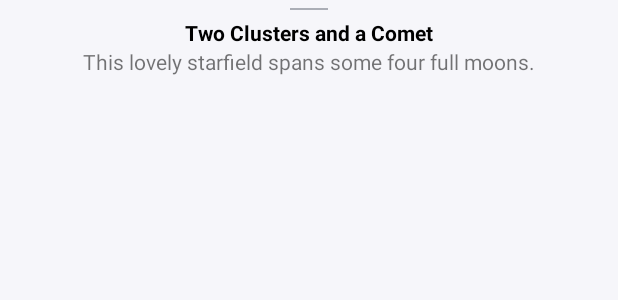
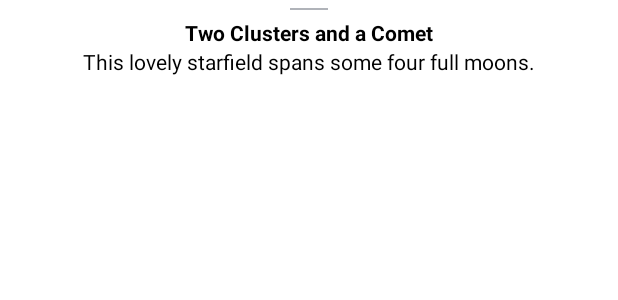
Before and after one commit to Nikita0093/MaterialDesign, an Android app: the layout bottom_sheet_dialog_fragment.xml on its own in the app's theme, with its tools: preview values and no code run, on a phone screen of 412 x 824 dp. Shown: the top 300 px of the screen. Run offline under Robolectric (Android 15) with nearby library versions, the phone set to English and light mode, and no system bars.

Commit message:
Доработали ночную тему

```diff
--- /dev/null
+++ b/app/src/main/res/drawable/ic_plus.xml
@@ -0,0 +1,5 @@
+<vector android:height="24dp" android:tint="#FFFFFF"
+    android:viewportHeight="24" android:viewportWidth="24"
+    android:width="24dp" xmlns:android="http://schemas.android.com/apk/res/android">
+    <path android:fillColor="?colorOnSecondary" android:pathData="M19,13h-6v6h-2v-6H5v-2h6V5h2v6h6v2z"/>
+</vector>
--- a/app/src/main/res/drawable/ic_search.xml
+++ b/app/src/main/res/drawable/ic_search.xml
@@ -1,5 +1,5 @@
 <vector android:height="24dp" android:tint="#545252"
     android:viewportHeight="24" android:viewportWidth="24"
     android:width="24dp" xmlns:android="http://schemas.android.com/apk/res/android">
-    <path android:fillColor="@android:color/white" android:pathData="M15.5,14h-0.79l-0.28,-0.27C15.41,12.59 16,11.11 16,9.5 16,5.91 13.09,3 9.5,3S3,5.91 3,9.5 5.91,16 9.5,16c1.61,0 3.09,-0.59 4.23,-1.57l0.27,0.28v0.79l5,4.99L20.49,19l-4.99,-5zM9.5,14C7.01,14 5,11.99 5,9.5S7.01,5 9.5,5 14,7.01 14,9.5 11.99,14 9.5,14z"/>
+    <path android:fillColor="?colorOnSecondary" android:pathData="M15.5,14h-0.79l-0.28,-0.27C15.41,12.59 16,11.11 16,9.5 16,5.91 13.09,3 9.5,3S3,5.91 3,9.5 5.91,16 9.5,16c1.61,0 3.09,-0.59 4.23,-1.57l0.27,0.28v0.79l5,4.99L20.49,19l-4.99,-5zM9.5,14C7.01,14 5,11.99 5,9.5S7.01,5 9.5,5 14,7.01 14,9.5 11.99,14 9.5,14z"/>
 </vector>
--- /dev/null
+++ b/app/src/main/res/drawable/ic_settings.xml
@@ -0,0 +1,5 @@
+<vector android:height="24dp" android:tint="#FFFFFF"
+    android:viewportHeight="24" android:viewportWidth="24"
+    android:width="24dp" xmlns:android="http://schemas.android.com/apk/res/android">
+    <path android:fillColor="?colorOnSecondary" android:pathData="M19.14,12.94c0.04,-0.3 0.06,-0.61 0.06,-0.94c0,-0.32 -0.02,-0.64 -0.07,-0.94l2.03,-1.58c0.18,-0.14 0.23,-0.41 0.12,-0.61l-1.92,-3.32c-0.12,-0.22 -0.37,-0.29 -0.59,-0.22l-2.39,0.96c-0.5,-0.38 -1.03,-0.7 -1.62,-0.94L14.4,2.81c-0.04,-0.24 -0.24,-0.41 -0.48,-0.41h-3.84c-0.24,0 -0.43,0.17 -0.47,0.41L9.25,5.35C8.66,5.59 8.12,5.92 7.63,6.29L5.24,5.33c-0.22,-0.08 -0.47,0 -0.59,0.22L2.74,8.87C2.62,9.08 2.66,9.34 2.86,9.48l2.03,1.58C4.84,11.36 4.8,11.69 4.8,12s0.02,0.64 0.07,0.94l-2.03,1.58c-0.18,0.14 -0.23,0.41 -0.12,0.61l1.92,3.32c0.12,0.22 0.37,0.29 0.59,0.22l2.39,-0.96c0.5,0.38 1.03,0.7 1.62,0.94l0.36,2.54c0.05,0.24 0.24,0.41 0.48,0.41h3.84c0.24,0 0.44,-0.17 0.47,-0.41l0.36,-2.54c0.59,-0.24 1.13,-0.56 1.62,-0.94l2.39,0.96c0.22,0.08 0.47,0 0.59,-0.22l1.92,-3.32c0.12,-0.22 0.07,-0.47 -0.12,-0.61L19.14,12.94zM12,15.6c-1.98,0 -3.6,-1.62 -3.6,-3.6s1.62,-3.6 3.6,-3.6s3.6,1.62 3.6,3.6S13.98,15.6 12,15.6z"/>
+</vector>
--- /dev/null
+++ b/app/src/main/res/drawable/ic_star.xml
@@ -0,0 +1,5 @@
+<vector android:height="24dp" android:tint="#FFFFFF"
+    android:viewportHeight="24" android:viewportWidth="24"
+    android:width="24dp" xmlns:android="http://schemas.android.com/apk/res/android">
+    <path android:fillColor="?colorOnSecondary" android:pathData="M12,17.27L18.18,21l-1.64,-7.03L22,9.24l-7.19,-0.61L12,2 9.19,8.63 2,9.24l5.46,4.73L5.82,21z"/>
+</vector>
--- a/app/src/main/res/layout/bottom_sheet_dialog_fragment.xml
+++ b/app/src/main/res/layout/bottom_sheet_dialog_fragment.xml
@@ -5,7 +5,7 @@
     android:id="@+id/bottom_sheet_container"
     android:layout_width="match_parent"
     android:layout_height="match_parent"
-    android:background="#f6f6fa"
+    android:background="?colorPrimaryVariant"
     app:behavior_hideable="true"
     app:behavior_peekHeight="50dp"
     app:layout_behavior="com.google.android.material.bottomsheet.BottomSheetBehavior">
@@ -27,7 +27,7 @@
         android:layout_marginTop="5dp"
         android:paddingStart="10dp"
         android:paddingEnd="10dp"
-        android:textColor="#000"
+        android:textColor="?colorSecondaryVariant"
         android:textStyle="bold"
         app:layout_constraintEnd_toEndOf="parent"
         app:layout_constraintStart_toStartOf="parent"
@@ -40,6 +40,7 @@
         android:layout_height="wrap_content"
         android:paddingStart="10dp"
         android:paddingEnd="10dp"
+        android:textColor="?colorSecondaryVariant"
         app:layout_constraintEnd_toEndOf="parent"
         app:layout_constraintStart_toStartOf="parent"
         app:layout_constraintTop_toBottomOf="@+id/bottom_sheet_title"
--- a/app/src/main/res/layout/fragment_menu.xml
+++ b/app/src/main/res/layout/fragment_menu.xml
@@ -15,7 +15,8 @@
         android:layout_width="115dp"
         android:layout_height="67dp"
         android:text="WIKI"
-        app:backgroundTint="#090909"
+        android:textColor="@color/white"
+        app:backgroundTint="@color/black"
         app:cornerRadius="50dp"
         app:layout_constraintBottom_toBottomOf="parent"
         app:layout_constraintEnd_toStartOf="@+id/buttonNasa"
--- a/app/src/main/res/values-night/themes.xml
+++ b/app/src/main/res/values-night/themes.xml
@@ -1,16 +1,16 @@
 <resources xmlns:tools="http://schemas.android.com/tools">
     <!-- Base application theme. -->
-    <style name="Theme.MaterialDesign" parent="Theme.MaterialComponents.DayNight.DarkActionBar">
+    <style name="Theme.MaterialDesign" parent="Theme.MaterialComponents.DayNight.NoActionBar">
         <!-- Primary brand color. -->
-        <item name="colorPrimary">@color/purple_200</item>
-        <item name="colorPrimaryVariant">@color/purple_700</item>
+        <item name="colorPrimary">#512D92</item>
+        <item name="colorPrimaryVariant">#292727</item>
         <item name="colorOnPrimary">@color/black</item>
         <!-- Secondary brand color. -->
-        <item name="colorSecondary">@color/teal_200</item>
-        <item name="colorSecondaryVariant">@color/teal_200</item>
-        <item name="colorOnSecondary">@color/black</item>
+        <item name="colorSecondary">#150EEF</item>
+        <item name="colorSecondaryVariant">@color/white</item>
+        <item name="colorOnSecondary">@color/white</item>
         <!-- Status bar color. -->
-        <item name="android:statusBarColor" tools:targetApi="l">?attr/colorPrimaryVariant</item>
+        <item name="android:statusBarColor" tools:targetApi="l">?colorPrimary</item>
         <!-- Customize your theme here. -->
     </style>
 </resources>
--- a/app/src/main/res/values/themes.xml
+++ b/app/src/main/res/values/themes.xml
@@ -1,16 +1,17 @@
 <resources xmlns:tools="http://schemas.android.com/tools">
     <!-- Base application theme. -->
-    <style name="Theme.MaterialDesign" parent="Theme.MaterialComponents.DayNight.DarkActionBar">
+    <style name="Theme.MaterialDesign" parent="Theme.MaterialComponents.DayNight.NoActionBar">
         <!-- Primary brand color. -->
-        <item name="colorPrimary">@color/black</item>
-        <item name="colorPrimaryVariant">@color/purple_700</item>
-        <item name="colorOnPrimary">@color/white</item>
+        <item name="colorPrimary">#1E265F</item>
+        <item name="colorPrimaryVariant">@color/white</item>
+        <item name="colorOnPrimary">@color/black</item>
         <!-- Secondary brand color. -->
-        <item name="colorSecondary">#2962FF</item>
-        <item name="colorSecondaryVariant">@color/teal_700</item>
-        <item name="colorOnSecondary">@color/black</item>
+        <item name="colorSecondary">#020202</item>
+        <item name="colorSecondaryVariant">@color/black</item>
+        <item name="colorOnSecondary">@color/white</item>
         <!-- Status bar color. -->
-        <item name="android:statusBarColor" tools:targetApi="l">@color/black</item>
+        <item name="android:statusBarColor" tools:targetApi="l">?colorPrimary</item>
+
         <!-- Customize your theme here. -->
     </style>
 </resources>
```
Also changed, not shown: app/src/main/java/com/example/materialdesign/viewmodel/picture/PictureOfTheDayFragment.kt (+33 -5 lines), app/src/main/res/drawable/ic_navigation.xml (added, +5 -0 lines), app/src/main/res/layout/fragment_picture_of_the_day.xml (+24 -3 lines), app/src/main/res/menu/menu_bottom_bar.xml (added, +13 -0 lines).
